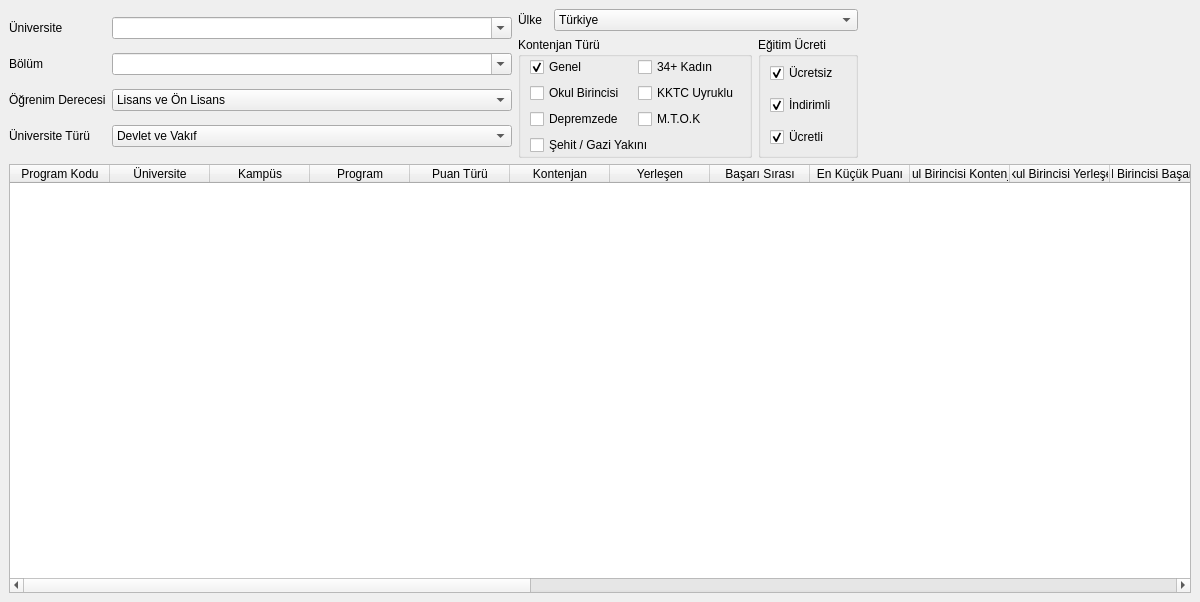
Above: MainWindow.ui from AcademyScope/AcademyScopeYKSTercihRobotu before the change. Below: the same form after it.
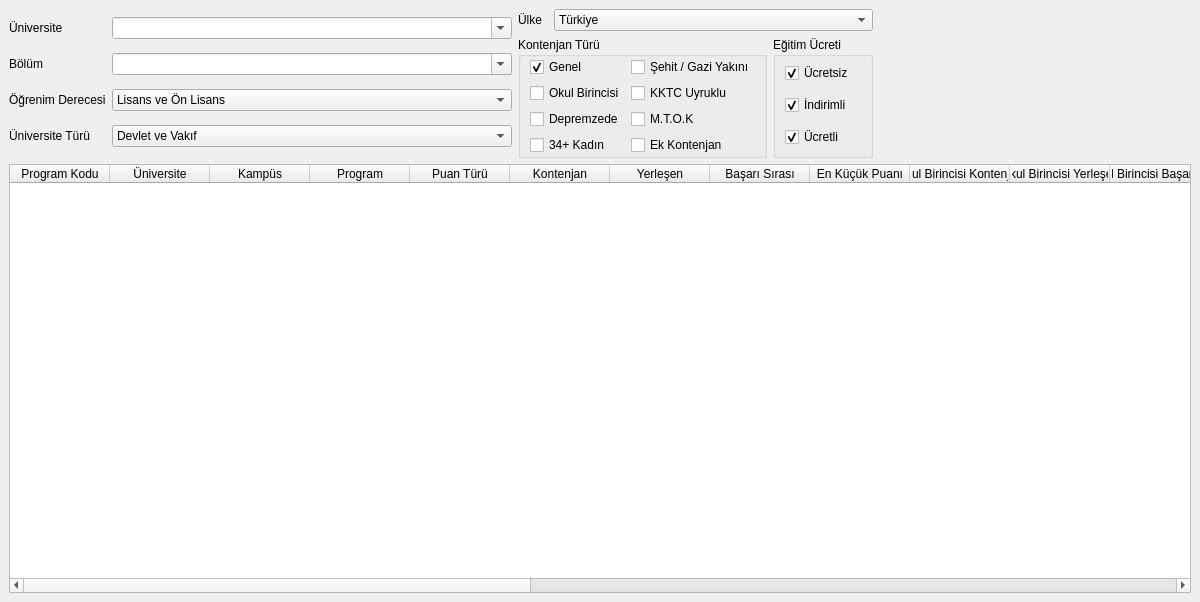
That is the form after the change.

Commit message: Ek kontenjan düzenlemeleri

```diff
--- a/MainWindow.ui
+++ b/MainWindow.ui
@@ -390,20 +390,27 @@
        <property name="bottomMargin">
         <number>0</number>
        </property>
-       <item row="3" column="0">
+       <item row="4" column="0">
         <widget class="QCheckBox" name="checkBoxOkulBirincisi">
          <property name="text">
           <string>Okul Birincisi</string>
          </property>
         </widget>
        </item>
-       <item row="3" column="1">
+       <item row="4" column="1">
         <widget class="QCheckBox" name="checkBoxKKTCUyruklu">
          <property name="text">
           <string>KKTC Uyruklu</string>
          </property>
         </widget>
        </item>
+       <item row="5" column="0">
+        <widget class="QCheckBox" name="checkBoxDepremzede">
+         <property name="text">
+          <string>Depremzede</string>
+         </property>
+        </widget>
+       </item>
        <item row="2" column="0">
         <widget class="QCheckBox" name="checkBoxGenel">
          <property name="text">
@@ -414,34 +421,34 @@
          </property>
         </widget>
        </item>
-       <item row="4" column="0">
-        <widget class="QCheckBox" name="checkBoxDepremzede">
+       <item row="7" column="1">
+        <widget class="QCheckBox" name="checkBoxEkKontenjan">
          <property name="text">
-          <string>Depremzede</string>
+          <string>Ek Kontenjan</string>
          </property>
         </widget>
        </item>
-       <item row="2" column="1">
+       <item row="5" column="1">
+        <widget class="QCheckBox" name="checkBoxMTOK">
+         <property name="text">
+          <string>M.T.O.K</string>
+         </property>
+        </widget>
+       </item>
+       <item row="7" column="0">
         <widget class="QCheckBox" name="checkBoxKadin34">
          <property name="text">
           <string>34+ Kadın</string>
          </property>
         </widget>
        </item>
-       <item row="6" column="0" colspan="2">
+       <item row="2" column="1">
         <widget class="QCheckBox" name="checkBoxSehitGaziYakini">
          <property name="text">
           <string>Şehit / Gazi Yakını</string>
          </property>
         </widget>
        </item>
-       <item row="4" column="1">
-        <widget class="QCheckBox" name="checkBoxMTOK">
-         <property name="text">
-          <string>M.T.O.K</string>
-         </property>
-        </widget>
-       </item>
       </layout>
      </widget>
     </item>
```
The commit also changes 2 other files.
